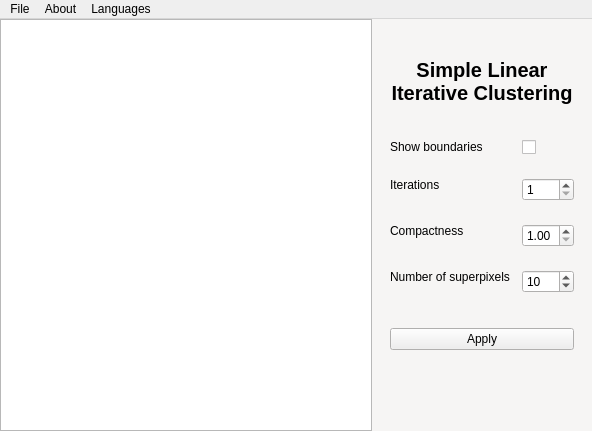
This is src/window.ui in progmee/SLIC_App as Qt 5 draws it before an edit. The edited form follows.
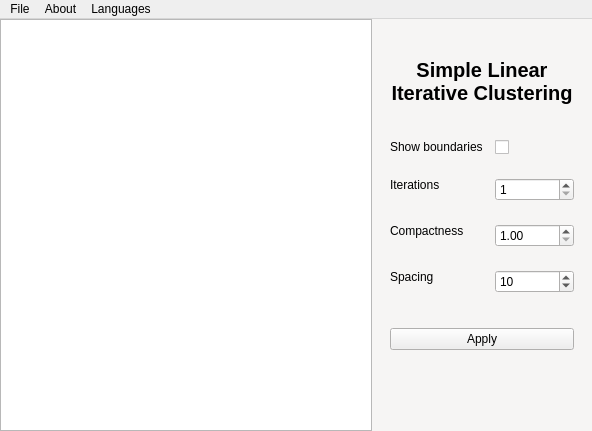
This is the edited form. Custom widgets are drawn as their Qt base class.

```diff
--- a/src/window.ui
+++ b/src/window.ui
@@ -377,36 +377,6 @@
               </property>
              </widget>
             </item>
-            <item row="3" column="0">
-             <widget class="QLabel" name="PixelsLabel">
-              <property name="sizePolicy">
-               <sizepolicy hsizetype="Maximum" vsizetype="Fixed">
-                <horstretch>0</horstretch>
-                <verstretch>0</verstretch>
-               </sizepolicy>
-              </property>
-              <property name="minimumSize">
-               <size>
-                <width>0</width>
-                <height>0</height>
-               </size>
-              </property>
-              <property name="font">
-               <font>
-                <kerning>true</kerning>
-               </font>
-              </property>
-              <property name="text">
-               <string>Number of superpixels</string>
-              </property>
-              <property name="wordWrap">
-               <bool>false</bool>
-              </property>
-              <property name="margin">
-               <number>1</number>
-              </property>
-             </widget>
-            </item>
             <item row="3" column="1">
              <widget class="QSpinBox" name="PixelsBox">
               <property name="sizePolicy">
@@ -434,6 +404,36 @@
               </property>
              </widget>
             </item>
+            <item row="3" column="0">
+             <widget class="QLabel" name="SpacingLabel">
+              <property name="sizePolicy">
+               <sizepolicy hsizetype="Maximum" vsizetype="Fixed">
+                <horstretch>0</horstretch>
+                <verstretch>0</verstretch>
+               </sizepolicy>
+              </property>
+              <property name="minimumSize">
+               <size>
+                <width>0</width>
+                <height>0</height>
+               </size>
+              </property>
+              <property name="font">
+               <font>
+                <kerning>true</kerning>
+               </font>
+              </property>
+              <property name="text">
+               <string>Spacing</string>
+              </property>
+              <property name="wordWrap">
+               <bool>false</bool>
+              </property>
+              <property name="margin">
+               <number>1</number>
+              </property>
+             </widget>
+            </item>
            </layout>
           </item>
           <item>
```
Left out of the diff: 12 changed lines with no effect on the pictures.
